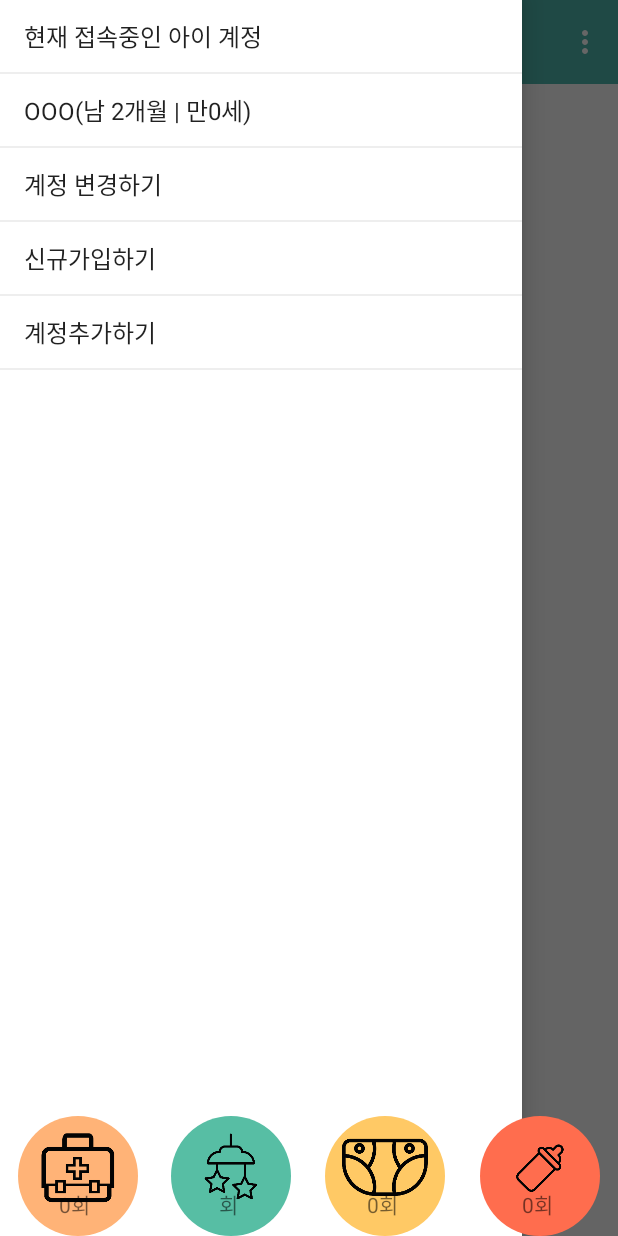
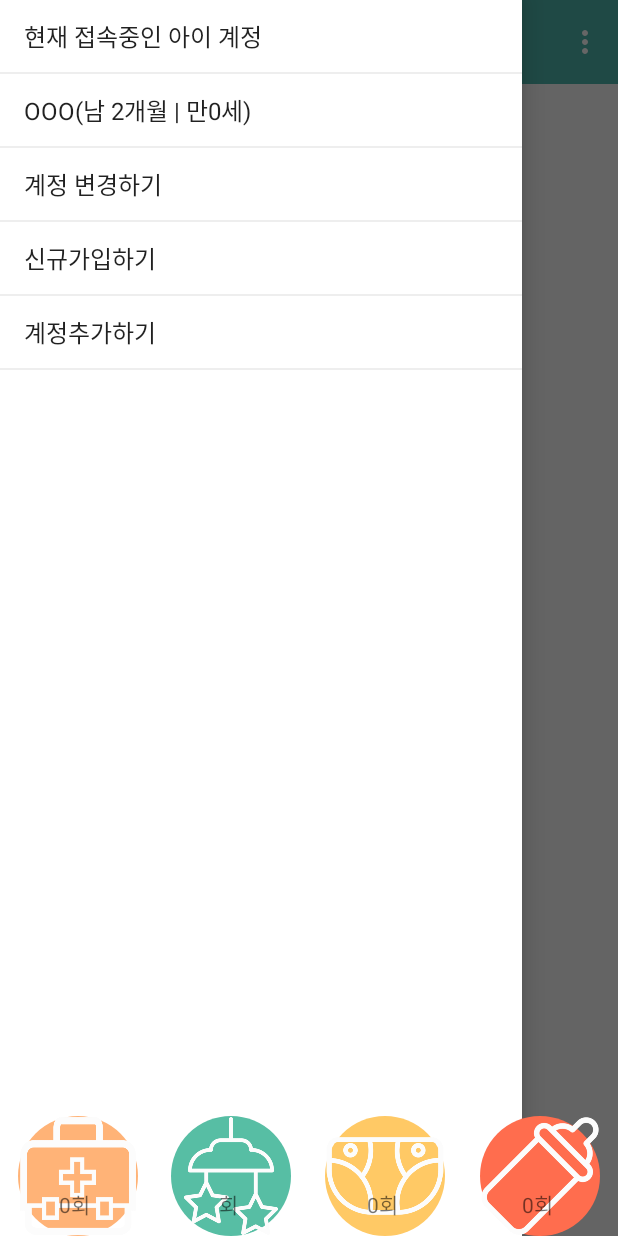
Before and after one commit to TaesunAndNunas/android, an Android app: the MainActivity screen opened directly, with no data from a screen before it, with the side drawer open, on a phone screen of 412 x 824 dp. Run offline under Robolectric (Android 15) with nearby library versions, the phone set to English and light mode, and no system bars; libraries missing offline, so code that uses them is left out: it.gmariotti.cardslib; plain views replace CardListView; 1 statement that could not run was skipped.

Commit message:
card arraylist 역순

```diff
--- a/app/src/main/AndroidManifest.xml
+++ b/app/src/main/AndroidManifest.xml
@@ -12,7 +12,8 @@
         android:theme="@style/AppTheme" >
         <activity
             android:name="hudi.android.hyes.ImFine_v03.Login"
-            android:label="@string/app_name" >
+            android:label="@string/app_name"
+            android:windowSoftInputMode="adjustResize">
             <intent-filter>
                 <action android:name="android.intent.action.MAIN" />
 
--- a/app/src/main/java/hudi/android/hyes/ImFine_v03/MainActivity.java
+++ b/app/src/main/java/hudi/android/hyes/ImFine_v03/MainActivity.java
@@ -22,7 +22,6 @@ import android.widget.Toast;
 
 import java.text.SimpleDateFormat;
 import java.util.ArrayList;
-import java.util.Collections;
 import java.util.Date;
 
 import it.gmariotti.cardslib.library.internal.Card;
@@ -49,7 +48,7 @@ public class MainActivity extends ActionBarActivity {
     private LinearLayout innerLayout_milk;
     private LinearLayout mainLayout;
     private RelativeLayout contentLayout;
-    private ArrayList<Card> cards;
+    private ArrayList<Card> cards, reverse_cards;
     private CardArrayAdapter mCardArrayAdapter;
     private CardListView listView;
     private TextView medicineTime;
@@ -136,12 +135,20 @@ public class MainActivity extends ActionBarActivity {
 
     private void createCard(int num){
 
+       // Collections.reverse(cards);
+
         getCurrentTime();
         Card card = CardTest(date_now, num);
         cards.add(card);
-        Collections.reverse(cards);
 
-        mCardArrayAdapter = new CardArrayAdapter(getApplicationContext(),cards);
+        reverse_cards = new ArrayList<Card>();
+       // reverse_cards = Collections.reverse(cards);
+
+        for(int i=cards.size() -1; i>=0; i--){
+            reverse_cards.add(cards.get(i));
+        }
+
+        mCardArrayAdapter = new CardArrayAdapter(getApplicationContext(),reverse_cards);
 
         listView = (CardListView) findViewById(R.id.cardlist_expand);
             if (listView!=null){
--- a/app/src/main/res/layout/main_buttons_img.xml
+++ b/app/src/main/res/layout/main_buttons_img.xml
@@ -21,11 +21,11 @@
             android:paddingLeft="2dp">
 
             <ImageButton
-                android:src="@drawable/pill"
+                android:src="@drawable/white_medicine"
                 android:layout_width="80dp"
                 android:layout_height="80dp"
                 android:id="@+id/imageButton"
-                android:scaleType="fitCenter"
+                android:scaleType="fitXY"
                 android:background="@drawable/medicine_round"
                 android:layout_gravity="center_horizontal" />
 
@@ -39,7 +39,7 @@
             android:gravity="bottom">
 
             <ImageButton
-                android:src="@drawable/sleep"
+                android:src="@drawable/white_sleep"
                 android:layout_width="80dp"
                 android:layout_height="80dp"
                 android:id="@+id/imageButton2"
@@ -57,7 +57,7 @@
             android:gravity="bottom">
 
             <ImageButton
-                android:src="@drawable/diaper"
+                android:src="@drawable/white_diaper"
                 android:layout_width="80dp"
                 android:layout_height="80dp"
                 android:id="@+id/imageButton3"
@@ -75,7 +75,7 @@
             android:gravity="bottom">
 
             <ImageButton
-                android:src="@drawable/milk"
+                android:src="@drawable/white_milk"
                 android:layout_width="80dp"
                 android:layout_height="80dp"
                 android:id="@+id/imageButton4"
```
Also changed, not shown: app/src/main/java/hudi/android/hyes/ImFine_v03/Widget.java (+112 -2 lines), app/src/main/res/layout/activity_login.xml (+8 -2 lines), app/src/main/res/layout/widget_1st.xml (+8 -8 lines), app/src/main/res/drawable/white_diaper.jpg (added), app/src/main/res/drawable/white_medicine.jpg (added), app/src/main/res/drawable/white_milk.jpg (added), app/src/main/res/drawable/white_sleep.jpg (added), 46 other files.
